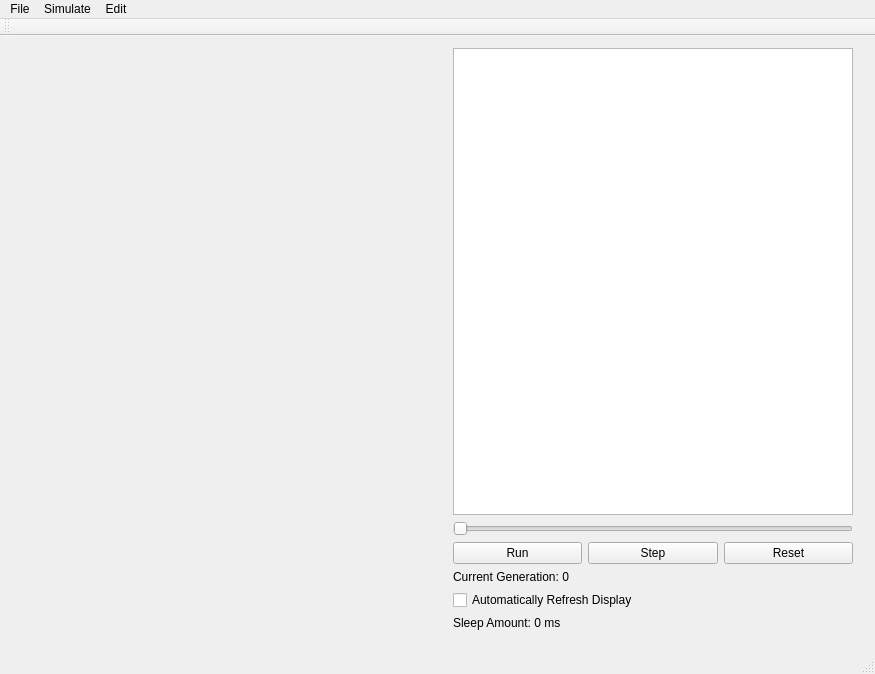
First picture: the form in viewer/MainWindow.ui, repository miguelmartin75/GP-Symbolic-Regression, before the edit.
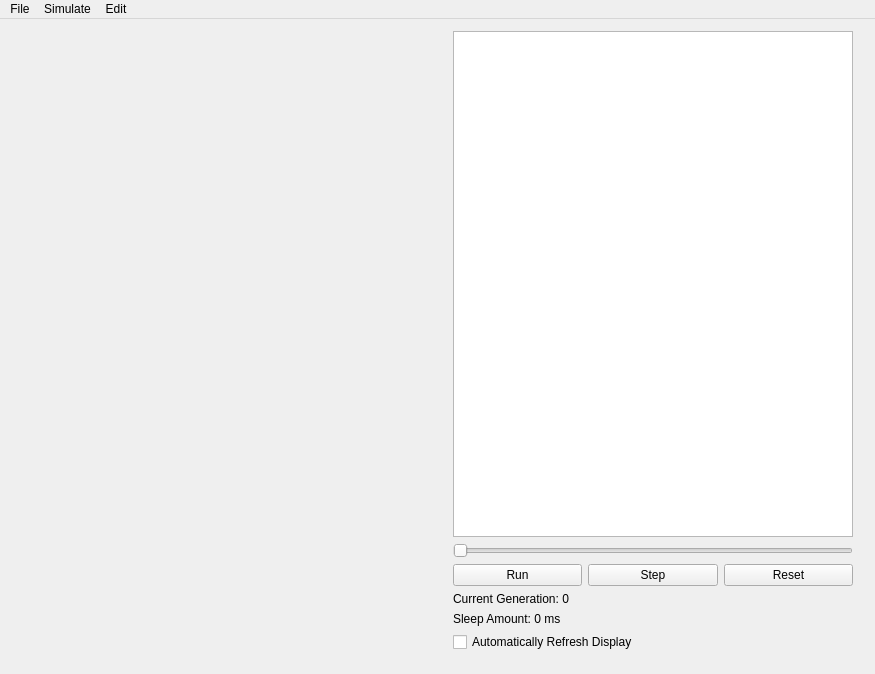
Second picture: the form after the edit. Custom widgets are drawn as their Qt base class.

Commit message: Removed redundant UI components

What changed in the file:
```diff
--- a/viewer/MainWindow.ui
+++ b/viewer/MainWindow.ui
@@ -125,13 +125,6 @@
          </property>
         </widget>
        </item>
-       <item>
-        <widget class="QCheckBox" name="autoRefreshDisplayCheckBox">
-         <property name="text">
-          <string>Automatically Refresh Display</string>
-         </property>
-        </widget>
-       </item>
        <item>
         <widget class="QLabel" name="sleepLabel">
          <property name="text">
@@ -139,6 +132,13 @@
          </property>
         </widget>
        </item>
+       <item>
+        <widget class="QCheckBox" name="autoRefreshDisplayCheckBox">
+         <property name="text">
+          <string>Automatically Refresh Display</string>
+         </property>
+        </widget>
+       </item>
       </layout>
      </widget>
     </item>
@@ -179,15 +179,6 @@
    <addaction name="menuSimulate"/>
    <addaction name="menuEdit"/>
   </widget>
-  <widget class="QToolBar" name="mainToolBar">
-   <attribute name="toolBarArea">
-    <enum>TopToolBarArea</enum>
-   </attribute>
-   <attribute name="toolBarBreak">
-    <bool>false</bool>
-   </attribute>
-  </widget>
-  <widget class="QStatusBar" name="statusBar"/>
   <action name="actionStep">
    <property name="text">
     <string>Step</string>
```
Left out of the diff: 1 changed line with no effect on the pictures.
